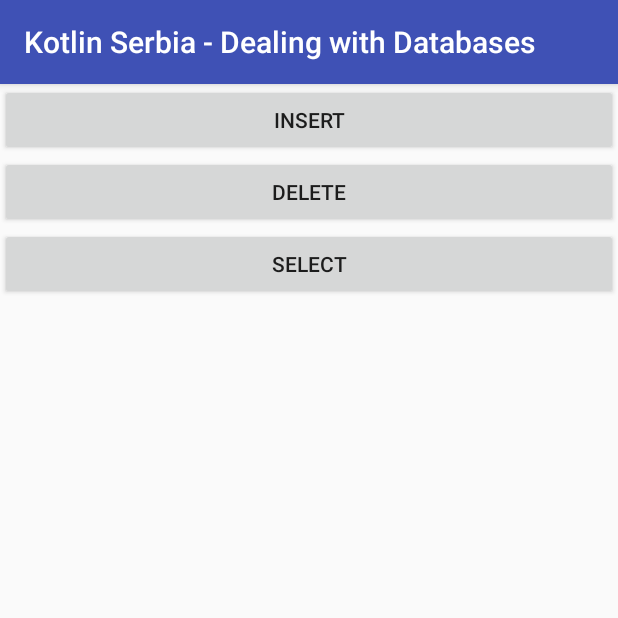
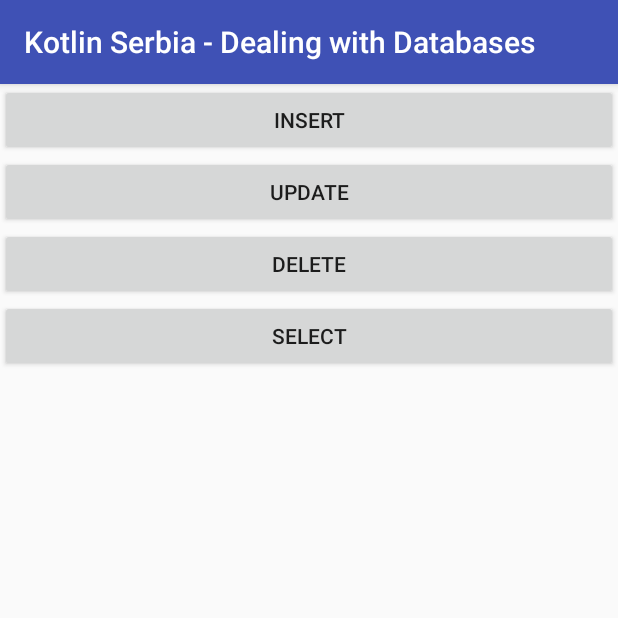
Before and after one commit to milos85vasic/Kotlin-Serbia-Working-With-Databases, an Android app: the screen it shows after launch (MainActivity), after a tap on "INSERT", on a phone screen of 412 x 824 dp, the top half of it. Run offline under Robolectric (Android 15) with nearby library versions, the phone set to English and light mode, and no system bars.

Commit message:
Kotlin Serbia - Dealing with Databases: Working on database stuff.

```diff
--- a/KotlinSerbia-DealingwithDatabases/app/src/main/java/net/milosvasic/conferences/kotlin_serbia/BasicActivity.kt
+++ b/KotlinSerbia-DealingwithDatabases/app/src/main/java/net/milosvasic/conferences/kotlin_serbia/BasicActivity.kt
@@ -18,6 +18,14 @@ abstract class BasicActivity : AppCompatActivity() {
             Thread({
                 val result = doInsert()
                 val msg = "Insert [ $result ]"
+                logResult(result, msg)
+            }).start()
+        }
+
+        update.setOnClickListener {
+            Thread({
+                val result = doUpdate()
+                val msg = "Update [ $result ]"
                 logResult(result, msg)
             }).start()
         }
@@ -43,6 +51,8 @@ abstract class BasicActivity : AppCompatActivity() {
 
     abstract fun doDelete(): Boolean
 
+    abstract fun doUpdate(): Boolean
+
     abstract fun doSelect(): List<Student>
 
     private fun logResult(result: Boolean, msg: String) {
--- a/KotlinSerbia-DealingwithDatabases/app/src/main/java/net/milosvasic/conferences/kotlin_serbia/common/Db.kt
+++ b/KotlinSerbia-DealingwithDatabases/app/src/main/java/net/milosvasic/conferences/kotlin_serbia/common/Db.kt
@@ -82,11 +82,12 @@ object Db : Crud<Student> {
     }
 
     override fun update(vararg what: Student): Boolean {
-        TODO("not implemented") //To change body of created functions use File | Settings | File Templates.
+
+        return false
     }
 
     override fun update(what: Collection<Student>): Boolean {
-        TODO("not implemented") //To change body of created functions use File | Settings | File Templates.
+        return update(*what.toTypedArray())
     }
 
     override fun delete(vararg what: Student): Boolean {
--- a/KotlinSerbia-DealingwithDatabases/app/src/main/java/net/milosvasic/conferences/kotlin_serbia/model/Student.kt
+++ b/KotlinSerbia-DealingwithDatabases/app/src/main/java/net/milosvasic/conferences/kotlin_serbia/model/Student.kt
@@ -2,9 +2,9 @@ package net.milosvasic.conferences.kotlin_serbia.model
 
 // Pay attention: Data class extends abstract class.
 data class Student(
-        val firstName: String,
-        val lastName: String,
-        val yearOfBirth: Int
+        var firstName: String,
+        var lastName: String,
+        var yearOfBirth: Int
 ) : DbModel() {
     override var id = 0L
 
--- a/KotlinSerbia-DealingwithDatabases/app/src/main/res/layout/activity_main.xml
+++ b/KotlinSerbia-DealingwithDatabases/app/src/main/res/layout/activity_main.xml
@@ -9,6 +9,12 @@
         android:layout_width="match_parent"
         android:layout_height="wrap_content"
         android:text="@string/insert" />
+
+    <Button
+        android:id="@+id/update"
+        android:layout_width="match_parent"
+        android:layout_height="wrap_content"
+        android:text="@string/update" />
 
     <Button
         android:id="@+id/delete"
--- a/KotlinSerbia-DealingwithDatabases/app/src/main/res/values/strings.xml
+++ b/KotlinSerbia-DealingwithDatabases/app/src/main/res/values/strings.xml
@@ -3,4 +3,5 @@
     <string name="insert">Insert</string>
     <string name="delete">Delete</string>
     <string name="select">Select</string>
+    <string name="update">Update</string>
 </resources>
```
Also changed, not shown: KotlinSerbia-DealingwithDatabases/app/src/main/java/net/milosvasic/conferences/kotlin_serbia/MainActivity.kt (+11 -1 lines).
